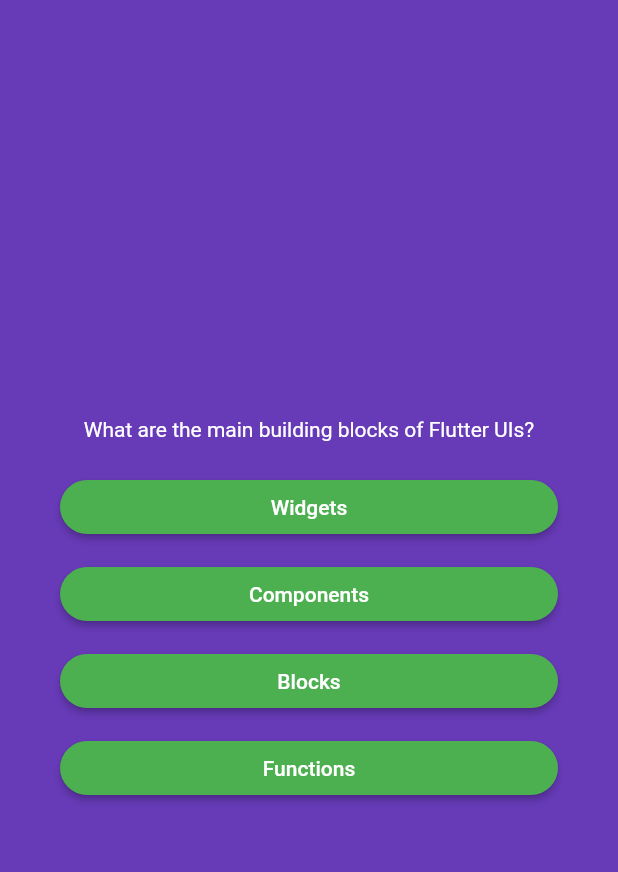
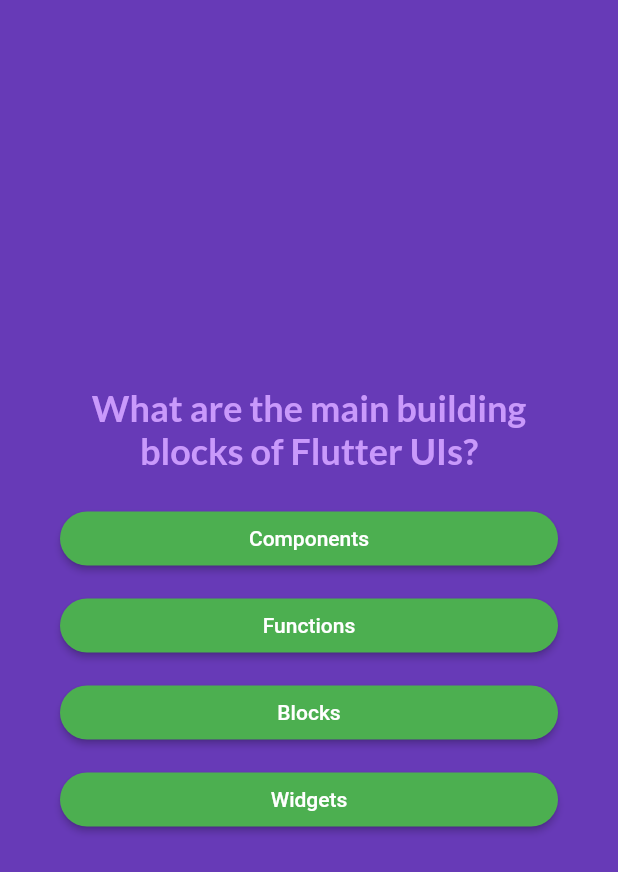
Before and after one commit to Yuvanthikhaa/quiz_app, a Flutter app: the screen it shows after launch, after a tap on "Start quiz", on a phone screen of 412 x 824 dp. Shown: the top 872 px of the screen. Run offline on Flutter 3.47's test engine with Material 2 defaults, Android fonts, the phone set to English and light mode, and no system bars; our stand-ins replace google_fonts.

Commit message:
updated a bit

```diff
--- a/lib/models/quiz_question.dart
+++ b/lib/models/quiz_question.dart
@@ -1,10 +1,12 @@
 class QuizQuestion {
   //normal class
-  QuizQuestion(this.text,this.answers);
+  QuizQuestion(this.text, this.answers);
   final String text;
   final List<String> answers;
 //list is not just a type, but also a class in flutter
-  List <String> shuffledans(){
-    List.
+  List<String> shuffledans() {
+    final shuffledlist = List.of(answers);
+    shuffledlist.shuffle();
+    return shuffledlist;
   }
 }
--- a/lib/question_screen.dart
+++ b/lib/question_screen.dart
@@ -1,18 +1,29 @@
 import 'package:flutter/material.dart';
 import 'package:sec3/button.dart';
 import 'package:sec3/data/questions.dart';
+import 'package:google_fonts/google_fonts.dart';
 
 class Questions extends StatefulWidget {
-  const Questions({Key? key}) : super(key: key);
+  const Questions({super.key, required this.onselectans});
 
+  final void Function(String answer) onselectans;
   @override
   State<Questions> createState() => _QuestionsState();
 }
 
 class _QuestionsState extends State<Questions> {
+  var questionindex = 0;
+
+  void setquestion(String selectedans) {
+    widget.onselectans(selectedans);
+    setState(() {
+      questionindex++;
+    });
+  }
+
   @override
   Widget build(BuildContext context) {
-    final currentquestion = questions[0];
+    final currentquestion = questions[questionindex];
     return SizedBox(
       width: double.infinity,
       child: Container(
@@ -23,19 +34,26 @@
           children: [
             Text(
               currentquestion.text,
-              style: TextStyle(color: Colors.white),
+              style: GoogleFonts.lato(
+                  color: Color.fromARGB(255, 201, 153, 251),
+                  fontSize: 24,
+                  fontWeight: FontWeight.bold),
               textAlign: TextAlign.center,
             ),
             SizedBox(
               height: 20,
             ),
-            ...currentquestion.answers.map((item) {
+            ...currentquestion.shuffledans().map((answer) {
               //the three dots pull the values out of the iterable(list) and presents them as comma separated values
               return Column(
                 crossAxisAlignment: CrossAxisAlignment.stretch,
                 mainAxisAlignment: MainAxisAlignment.center,
                 children: [
-                  Buttonn(anstext: item, ontap: () {}),
+                  Buttonn(
+                      anstext: answer,
+                      ontap: () {
+                        setquestion(answer);
+                      }),
                   SizedBox(
                     height: 10,
                   )
--- a/lib/quiz1.dart
+++ b/lib/quiz1.dart
@@ -1,6 +1,7 @@
 import 'package:flutter/material.dart';
 import 'package:sec3/question_screen.dart';
 import 'package:sec3/startscreen.dart';
+import 'package:sec3/data/questions.dart';
 
 class Quiz1 extends StatefulWidget {
   const Quiz1({Key? key}) : super(key: key);
@@ -10,11 +11,23 @@
 }
 
 class _Quiz1State extends State<Quiz1> {
+  List<String> selectedans = [];
+
   var activescreen = 'start-screen';
   @override
   void initState() {
     activescreen = 'start-screen';
     super.initState();
+  }
+
+  void chooseans(String answer) {
+    selectedans.add(answer);
+    if (selectedans.length == questions.length) {
+      setState(() {
+        selectedans = [];
+        activescreen = 'start-screen';
+      });
+    }
   }
 
   void switchscreen() {
@@ -27,7 +40,9 @@
   Widget build(BuildContext context) {
     Widget screenwidget = Startscreen(switchscreen);
     if (activescreen == 'questions-screen') {
-      screenwidget = Questions();
+      screenwidget = Questions(
+        onselectans: chooseans,
+      );
     } else {
       screenwidget = Startscreen(switchscreen);
     }
@@ -36,6 +51,8 @@
             decoration: const BoxDecoration(color: Colors.deepPurple),
             child: activescreen == 'start-screen'
                 ? Startscreen(switchscreen)
-                : Questions()));
+                : Questions(
+                    onselectans: chooseans,
+                  )));
   }
 }
--- a/pubspec.yaml
+++ b/pubspec.yaml
@@ -34,6 +34,7 @@
   # The following adds the Cupertino Icons font to your application.
   # Use with the CupertinoIcons class for iOS style icons.
   cupertino_icons: ^1.0.2
+  google_fonts: ^4.0.4
 
 dev_dependencies:
   flutter_test:
```
Also changed, not shown: lib/quiz.dart (+9 -1 lines), pubspec.lock, 1 other file.
